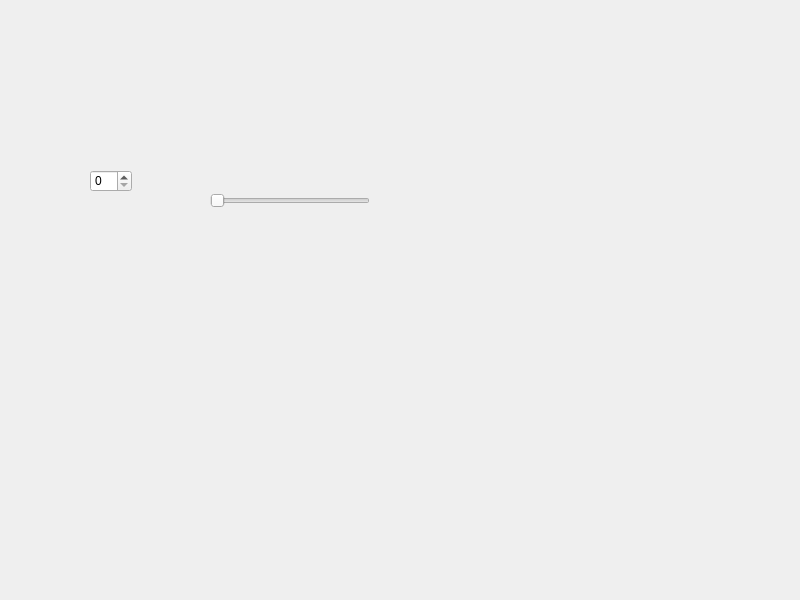
The window that widget.ui (Luke-51015119/Spinbox) describes before a commit, drawn with Qt 5.
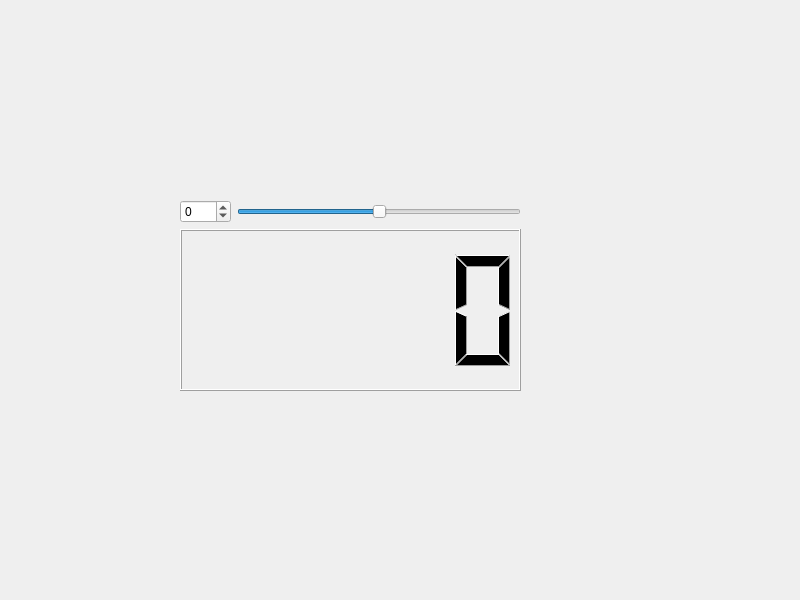
The same window after the commit.

Diff of the .ui file:
```diff
--- a/widget.ui
+++ b/widget.ui
@@ -13,28 +13,51 @@
   <property name="windowTitle">
    <string>Widget</string>
   </property>
-  <widget class="QSpinBox" name="spinBox">
+  <widget class="QWidget" name="">
    <property name="geometry">
     <rect>
-     <x>90</x>
-     <y>170</y>
-     <width>42</width>
-     <height>22</height>
+     <x>180</x>
+     <y>200</y>
+     <width>341</width>
+     <height>191</height>
     </rect>
    </property>
-  </widget>
-  <widget class="QSlider" name="horizontalSlider">
-   <property name="geometry">
-    <rect>
-     <x>210</x>
-     <y>190</y>
-     <width>160</width>
-     <height>22</height>
-    </rect>
-   </property>
-   <property name="orientation">
-    <enum>Qt::Orientation::Horizontal</enum>
-   </property>
+   <layout class="QVBoxLayout" name="verticalLayout_2">
+    <item>
+     <layout class="QHBoxLayout" name="horizontalLayout_2">
+      <item>
+       <widget class="QSpinBox" name="spinBox">
+        <property name="minimum">
+         <number>-100</number>
+        </property>
+        <property name="maximum">
+         <number>100</number>
+        </property>
+       </widget>
+      </item>
+      <item>
+       <widget class="QSlider" name="horizontalSlider">
+        <property name="minimum">
+         <number>-100</number>
+        </property>
+        <property name="maximum">
+         <number>100</number>
+        </property>
+        <property name="orientation">
+         <enum>Qt::Orientation::Horizontal</enum>
+        </property>
+       </widget>
+      </item>
+     </layout>
+    </item>
+    <item>
+     <layout class="QVBoxLayout" name="verticalLayout">
+      <item>
+       <widget class="QLCDNumber" name="lcdNumber"/>
+      </item>
+     </layout>
+    </item>
+   </layout>
   </widget>
  </widget>
  <resources/>
```
Left out of the diff: 34 changed lines with no effect on the pictures.
